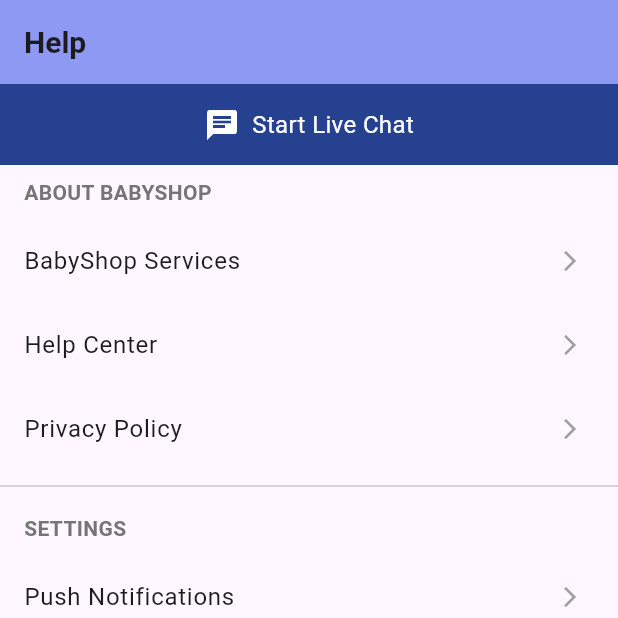
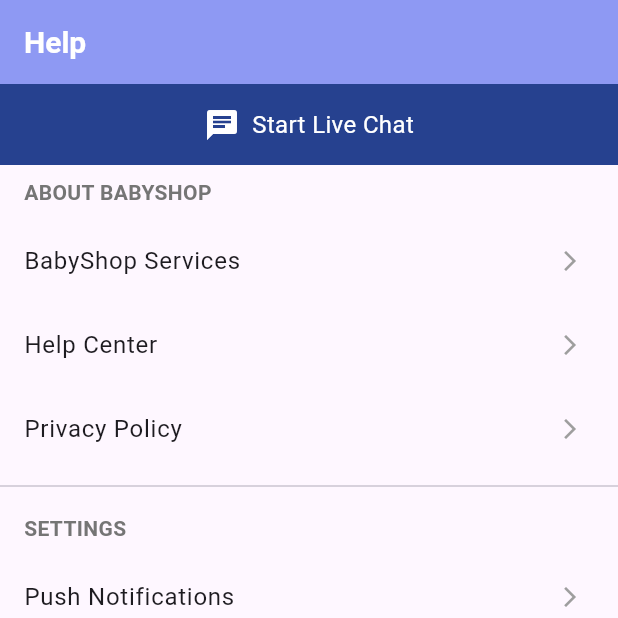
Before and after one commit to SolomonB127/BabyShopHub, a Flutter app: the screen it shows once a user with an empty profile is signed in, item 4 of the bottom bar chosen, on a phone screen of 412 x 824 dp, the top half of it. Run offline on Flutter 3.47's test engine with Material 3 defaults, Android fonts, the phone set to English and light mode, and no system bars; our stand-ins replace flutter_dotenv, supabase_flutter; accounts and stored records are empty.

Commit message:
style: Changed Help header text color

```diff
--- a/lib/presentation/screens/help/help_screen.dart
+++ b/lib/presentation/screens/help/help_screen.dart
@@ -11,9 +11,9 @@ class HelpScreen extends StatelessWidget {
   Widget build(BuildContext context) {
     return Scaffold(
       appBar: AppBar(
-        title: const Text(
+        title: Text(
           'Help',
-          style: TextStyle(fontSize: 20, fontWeight: FontWeight.bold),
+          style: TextStyle(fontSize: 20, fontWeight: FontWeight.bold, color: AppColors.surface),
         ),
         backgroundColor: AppColors.primaryLight,
       ),
```
